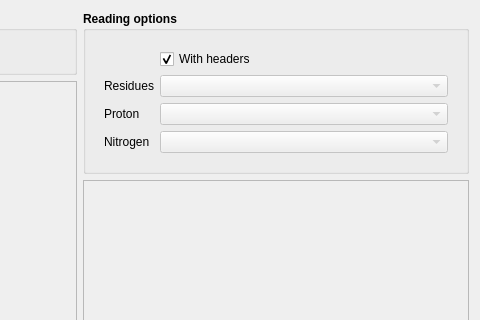
Old version of the form designer/setupdialog.ui in the repository nonesk/shift2me-qt; both pictures show x 321 to 801 and y 0 to 320 of the 801 by 572 pixel window.
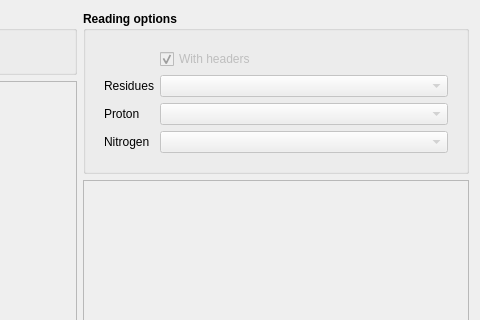
New version of the form. Icons and pictures are not drawn.

Patch:
```diff
--- a/designer/setupdialog.ui
+++ b/designer/setupdialog.ui
@@ -109,6 +109,9 @@
            </item>
            <item row="0" column="1">
             <widget class="QCheckBox" name="headerCheckbox">
+             <property name="enabled">
+              <bool>false</bool>
+             </property>
              <property name="text">
               <string>With headers</string>
              </property>
```
